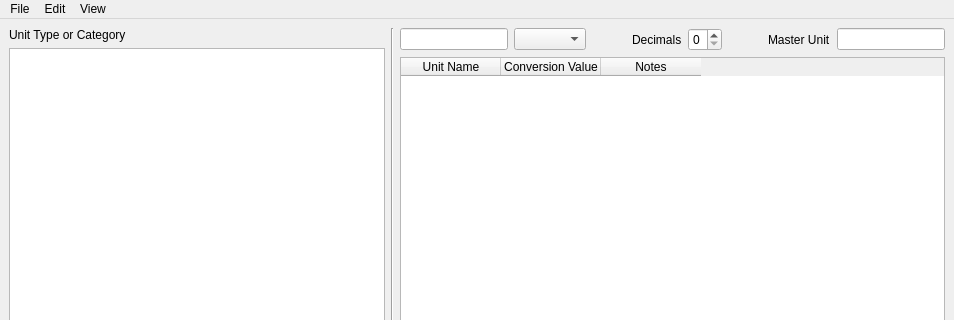
First picture: the form in datatablewindow.ui, repository fjpereny/konverter, before the edit; both pictures show x 0 to 954 and y 0 to 320 of the 954 by 615 pixel window.
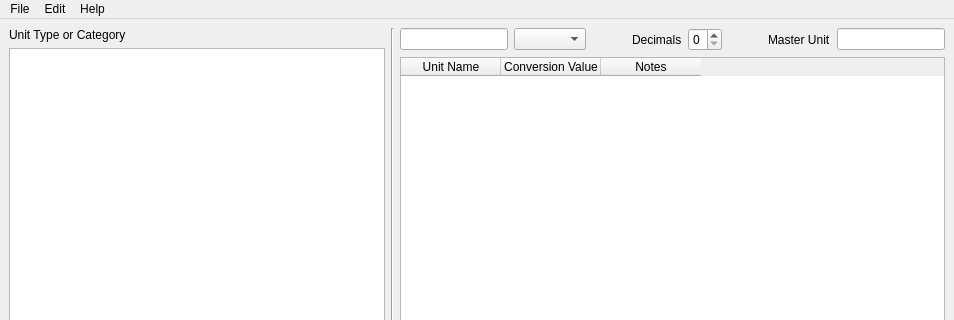
Second picture: the form after the edit.

Diff of the .ui file:
```diff
--- a/datatablewindow.ui
+++ b/datatablewindow.ui
@@ -282,15 +282,15 @@
     <addaction name="separator"/>
     <addaction name="actionChange_Master_Unit"/>
    </widget>
-   <widget class="QMenu" name="menuView">
+   <widget class="QMenu" name="menuHelp">
     <property name="title">
-     <string>View</string>
+     <string>Help</string>
     </property>
     <addaction name="actionDecimal_Precision"/>
    </widget>
    <addaction name="menuFile"/>
    <addaction name="menuEdit"/>
-   <addaction name="menuView"/>
+   <addaction name="menuHelp"/>
   </widget>
   <widget class="QStatusBar" name="statusbar"/>
   <action name="actionImport">
```
Left out of the diff: 6 changed lines with no effect on the pictures.
